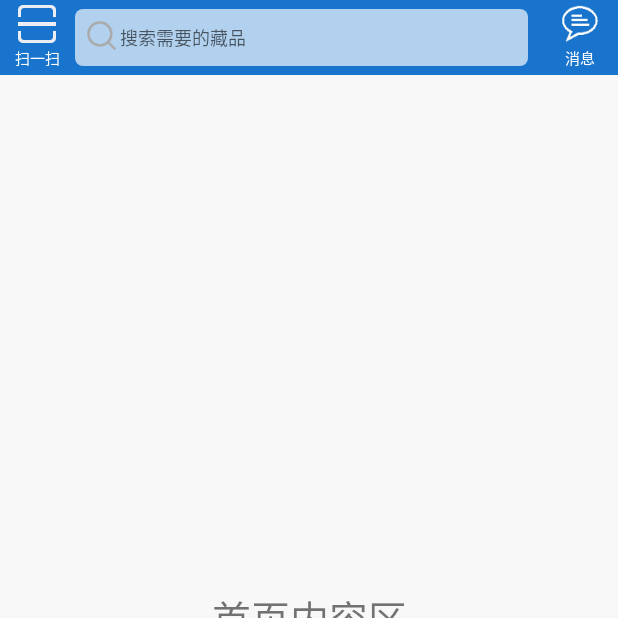
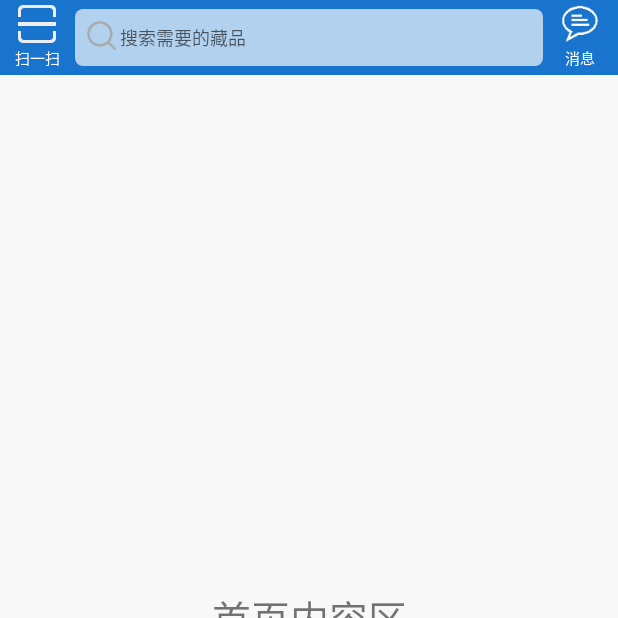
Before and after one commit to ljxx/ILoveHer, an Android app: the screen it shows after launch (MainActivity), on a phone screen of 412 x 824 dp, the top half of it. Run offline under Robolectric (Android 15) with nearby library versions, the phone set to English and light mode, and no system bars.

Commit message:
首页header布局

```diff
--- a/app/src/main/res/layout/layout_main_header.xml
+++ b/app/src/main/res/layout/layout_main_header.xml
@@ -8,23 +8,15 @@
     >
 
     <LinearLayout
-        android:layout_width="@dimen/px50"
-        android:layout_height="@dimen/px50"
-        android:orientation="vertical"
-        android:gravity="center"
+        style="@style/main_header_linearlayout"
         >
         <ImageView
-            android:layout_width="25dp"
-            android:layout_height="25dp"
+            style="@style/main_header_image"
             android:background="@drawable/scan_icon"
             />
         <TextView
-            android:layout_width="wrap_content"
-            android:layout_height="wrap_content"
-            android:paddingTop="@dimen/px2"
-            android:text="扫一扫"
-            android:textSize="10sp"
-            android:textColor="@color/text_color_white"
+            style="@style/main_header_label"
+            android:text="@string/main_header_scan"
             />
     </LinearLayout>
 
@@ -37,42 +29,33 @@
         <EditText
             android:layout_width="match_parent"
             android:layout_height="wrap_content"
-            android:hint="搜索需要的藏品"
-            android:paddingLeft="30dp"
+            android:hint="@string/main_header_search"
+            android:paddingLeft="@dimen/px30"
             android:paddingTop="@dimen/px10"
             android:paddingBottom="@dimen/px10"
             android:paddingRight="@dimen/px10"
-            android:textSize="12sp"
+            android:textSize="@dimen/text_size_12"
             android:focusable="false"
-            android:layout_marginRight="@dimen/px10"
             android:background="@drawable/main_search_edit_bg"
             />
         <ImageView
-            android:layout_width="20dp"
-            android:layout_height="20dp"
-            android:layout_margin="8dp"
+            android:layout_width="@dimen/px20"
+            android:layout_height="@dimen/px20"
+            android:layout_margin="@dimen/px8"
             android:background="@drawable/ic_search"
             />
     </RelativeLayout>
 
     <LinearLayout
-        android:layout_width="@dimen/px50"
-        android:layout_height="@dimen/px50"
-        android:orientation="vertical"
-        android:gravity="center"
+        style="@style/main_header_linearlayout"
         >
         <ImageView
-            android:layout_width="25dp"
-            android:layout_height="25dp"
+            style="@style/main_header_image"
             android:background="@drawable/icon_mesage"
             />
         <TextView
-            android:layout_width="wrap_content"
-            android:layout_height="wrap_content"
-            android:paddingTop="@dimen/px2"
-            android:text="消息"
-            android:textSize="10sp"
-            android:textColor="@color/text_color_white"
+            style="@style/main_header_label"
+            android:text="@string/main_header_message"
             />
     </LinearLayout>
 
--- a/app/src/main/res/values/dimens.xml
+++ b/app/src/main/res/values/dimens.xml
@@ -8,12 +8,18 @@
     <dimen name="px2">2dp</dimen>
     <dimen name="px3">3dp</dimen>
     <dimen name="px5">5dp</dimen>
+    <dimen name="px8">8dp</dimen>
     <dimen name="px10">10dp</dimen>
     <dimen name="px15">15dp</dimen>
+    <dimen name="px20">20dp</dimen>
+    <dimen name="px25">25dp</dimen>
+    <dimen name="px30">30dp</dimen>
     <dimen name="px50">50dp</dimen>
 
     <!--字体大小-->
     <dimen name="text_size_14">14.0sp</dimen>
+    <dimen name="text_siae_10">10.0sp</dimen>
     <dimen name="text_size_11">11.0sp</dimen>
+    <dimen name="text_size_12">12.0sp</dimen>
     <dimen name="text_size_19">19.0sp</dimen>
 </resources>
--- a/app/src/main/res/values/strings.xml
+++ b/app/src/main/res/values/strings.xml
@@ -1,5 +1,10 @@
 <resources>
     <string name="app_name">TestDemo</string>
+
+    <!--首页header信息-->
+    <string name="main_header_scan">扫一扫</string>
+    <string name="main_header_search">搜索需要的藏品</string>
+    <string name="main_header_message">消息</string>
 
     <!--首页-->
     <string name="main_bar_home">首页</string>
@@ -8,6 +13,7 @@
     <string name="main_bar_find">寻找</string>
     <string name="main_bar_user">我的</string>
 
+
     <!-- TODO: Remove or change this placeholder text -->
     <string name="hello_blank_fragment">Hello blank fragment</string>
 </resources>
--- a/app/src/main/res/values/styles.xml
+++ b/app/src/main/res/values/styles.xml
@@ -6,6 +6,27 @@
         <item name="colorPrimary">@color/colorPrimary</item>
         <item name="colorPrimaryDark">@color/colorPrimaryDark</item>
         <item name="colorAccent">@color/colorAccent</item>
+    </style>
+
+    <!--首页hearder-->
+    <style name="main_header_linearlayout">
+        <item name="android:layout_width">@dimen/px50</item>
+        <item name="android:layout_height">@dimen/px50</item>
+        <item name="android:orientation">vertical</item>
+        <item name="android:gravity">center</item>
+    </style>
+
+    <style name="main_header_label">
+        <item name="android:layout_width">wrap_content</item>
+        <item name="android:layout_height">wrap_content</item>
+        <item name="android:paddingTop">@dimen/px2</item>
+        <item name="android:textSize">@dimen/text_siae_10</item>
+        <item name="android:textColor">@color/text_color_white</item>
+    </style>
+
+    <style name="main_header_image">
+        <item name="android:layout_width">@dimen/px25</item>
+        <item name="android:layout_height">@dimen/px25</item>
     </style>
 
     <!--首页title_button-->
```
